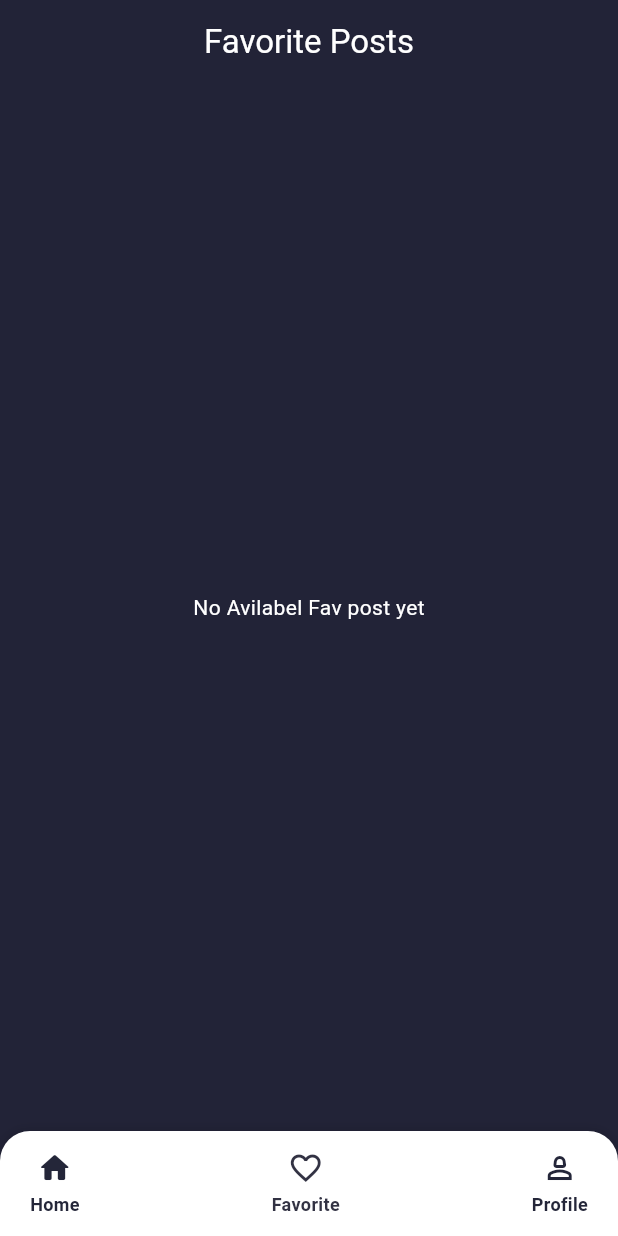
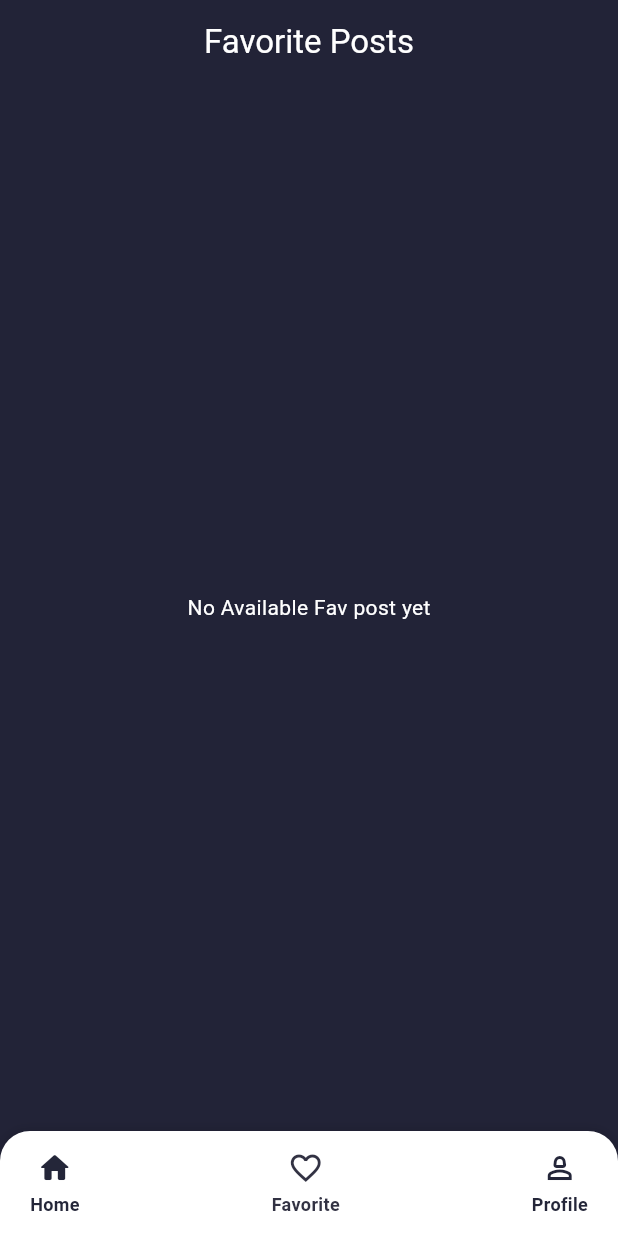
Before and after one commit to m7mdragab74/posts-app, a Flutter app: the FavPage screen opened directly, on a phone screen of 412 x 824 dp. Run offline on Flutter 3.47's test engine with Material 3 defaults, Android fonts, the phone set to English and light mode, and no system bars; our stand-ins replace dio.

Commit message:
refactor code and edit home ui

```diff
--- a/lib/views/fav_page.dart
+++ b/lib/views/fav_page.dart
@@ -35,16 +35,16 @@ class _FavPageState extends State<FavPage> {
         automaticallyImplyLeading: false,
         backgroundColor: const Color(0xff222337),
         centerTitle: true,
-        title: Text(
+        title: const Text(
           'Favorite Posts',
           style: TextStyle(
             color: Colors.white,
           ),
         ),
       ),
-      body: Center(
+      body: const Center(
         child: Text(
-          'No Avilabel Fav post yet',
+          'No Available Fav post yet',
           style: TextStyle(
             color: Colors.white,
           ),
--- a/lib/views/profile_page.dart
+++ b/lib/views/profile_page.dart
@@ -35,16 +35,16 @@ class _ProfilePageState extends State<ProfilePage> {
         automaticallyImplyLeading: false,
         backgroundColor: const Color(0xff222337),
         centerTitle: true,
-        title: Text(
+        title: const Text(
           'Profile',
           style: TextStyle(
             color: Colors.white,
           ),
         ),
       ),
-      body: Center(
+      body: const Center(
         child: Text(
-          'No Avilabel Data yet',
+          'No Available Data yet',
           style: TextStyle(
             color: Colors.white,
           ),
--- a/lib/widget/custom_nav_bar.dart
+++ b/lib/widget/custom_nav_bar.dart
@@ -79,7 +79,7 @@ class CustomBottomNavBar extends StatelessWidget {
             icon,
             color: selectedIndex == index
                 ? const Color(0xff323243)
-                : Color(0xff242639),
+                : const Color(0xff242639),
             size: 24,
           ),
           const SizedBox(height: 4),
@@ -88,7 +88,7 @@ class CustomBottomNavBar extends StatelessWidget {
             style: TextStyle(
               color: selectedIndex == index
                   ? const Color(0xff323243)
-                  : Color(0xff242639),
+                  : const Color(0xff242639),
               fontWeight: FontWeight.w600,
               fontSize: 12,
             ),
```
Also changed, not shown: lib/widget/post_widget.dart (+9 -0 lines).
